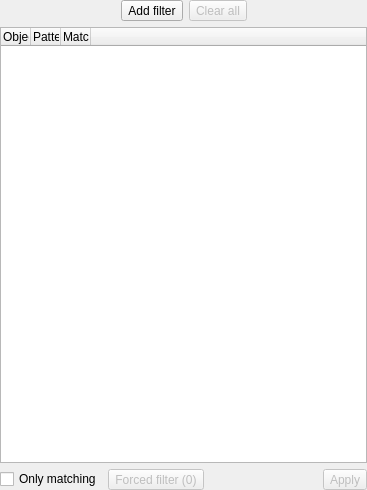
pgmodeler/pgmodeler, file libpgmodeler_ui/ui/objectsfilterwidget.ui: the form before one commit.
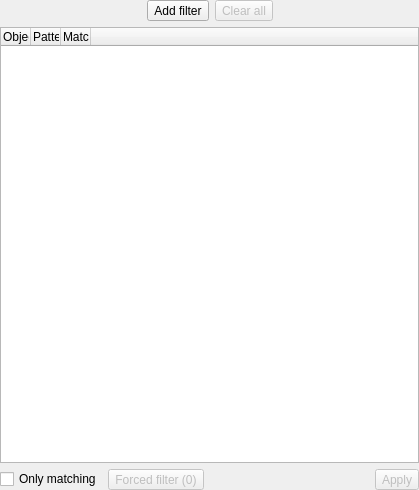
The form after the commit. Icons and pictures are not drawn.

```diff
--- a/libpgmodeler_ui/ui/objectsfilterwidget.ui
+++ b/libpgmodeler_ui/ui/objectsfilterwidget.ui
@@ -6,7 +6,7 @@
    <rect>
     <x>0</x>
     <y>0</y>
-    <width>367</width>
+    <width>419</width>
     <height>490</height>
    </rect>
   </property>
@@ -117,7 +117,7 @@
       <bool>true</bool>
      </property>
      <property name="sizePolicy">
-      <sizepolicy hsizetype="Expanding" vsizetype="Expanding">
+      <sizepolicy hsizetype="Preferred" vsizetype="Expanding">
        <horstretch>0</horstretch>
        <verstretch>0</verstretch>
       </sizepolicy>
```
Left out of the diff: 2 changed lines with no effect on the pictures.
